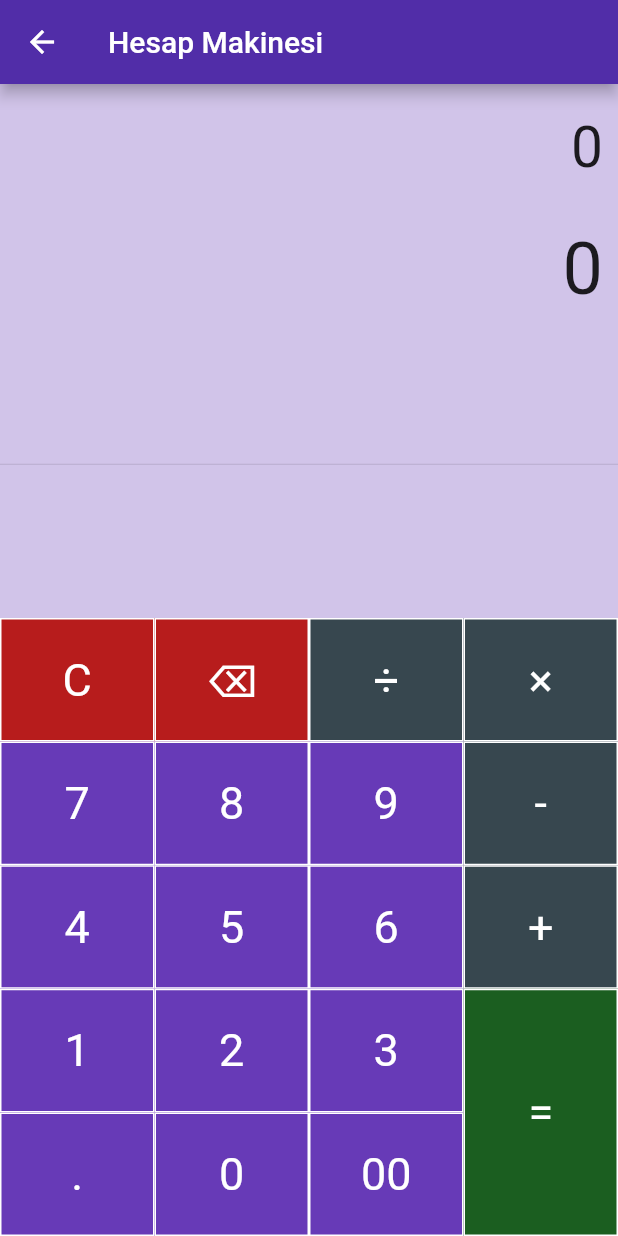
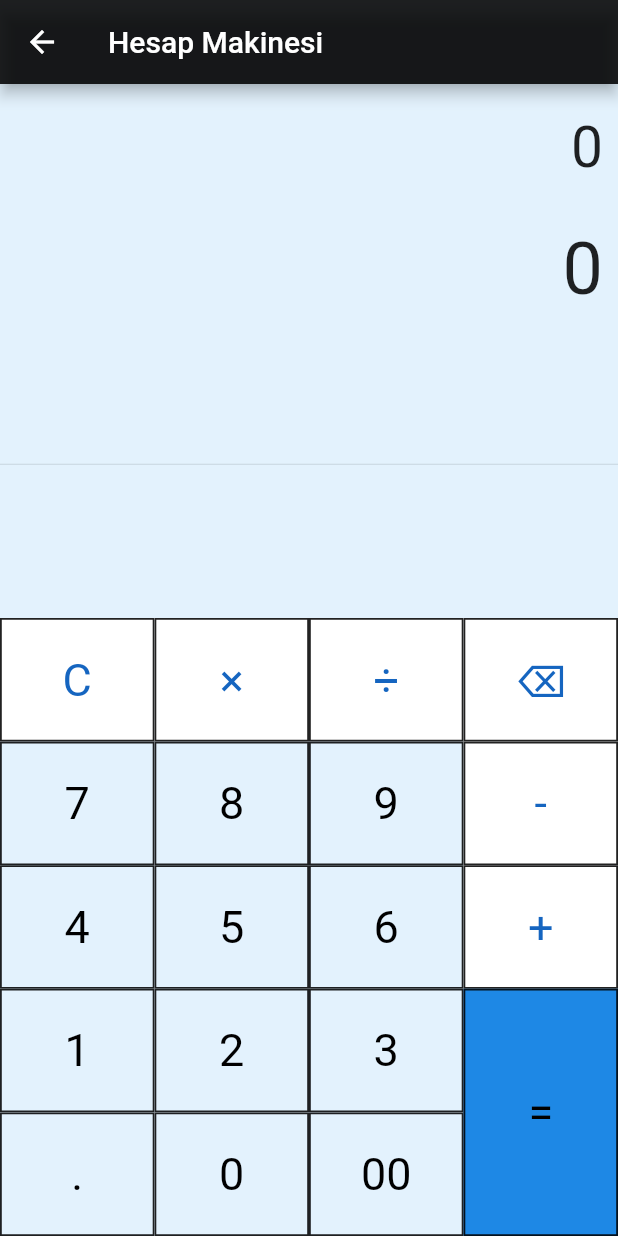
Before and after one commit to ozen242/vergi_hesaplama, a Flutter app: the screen it shows after launch, after a tap on "Hesap Makinesi", on a phone screen of 412 x 824 dp. Run offline on Flutter 3.47's test engine with Material 2 defaults, Android fonts, the phone set to English and light mode, and no system bars; our stand-ins replace math_expressions.

Commit message:
LAST VERSION

```diff
--- a/lib/main.dart
+++ b/lib/main.dart
@@ -14,7 +14,7 @@ class _MyAppState extends State<MyApp> {
   void initState() {
     super.initState();
     Future.delayed(Duration(seconds: 3), () {
-      Navigator.push(
+      Navigator.pushReplacement(
           context, MaterialPageRoute(builder: (context) => MainScreen()));
     });
   }
--- a/lib/mainscreen.dart
+++ b/lib/mainscreen.dart
@@ -11,10 +11,10 @@ class _MainScreenState extends State<MainScreen> {
   @override
   Widget build(BuildContext context) {
     return Scaffold(
-      backgroundColor: Colors.deepPurple[200],
+      backgroundColor: Colors.blue[50],
       appBar: AppBar(
         title: Text("KDV Hesaplama"),
-        backgroundColor: Colors.deepPurple[700],
+        backgroundColor: Colors.black87,
       ),
       body: Container(
         child: Center(
@@ -29,7 +29,7 @@ class _MainScreenState extends State<MainScreen> {
                       MaterialPageRoute(builder: (context) => CalculatorPage()),
                     );
                   },
-                  color: Colors.deepPurple[700],
+                  color: Colors.blue[900],
                   highlightColor: Colors.red[400],
                   textColor: Colors.white,
                   padding: EdgeInsets.fromLTRB(10, 10, 10, 10)),
@@ -43,7 +43,7 @@ class _MainScreenState extends State<MainScreen> {
                           builder: (context) => KDVCalculatorPage()),
                     );
                   },
-                  color: Colors.deepPurple[700],
+                  color: Colors.blue[900],
                   highlightColor: Colors.red[400],
                   textColor: Colors.white,
                   padding: EdgeInsets.fromLTRB(10, 10, 10, 10)),
--- a/lib/screens/calculator.dart
+++ b/lib/screens/calculator.dart
@@ -7,7 +7,7 @@ class Calculator extends StatelessWidget {
     return MaterialApp(
       debugShowCheckedModeBanner: false,
       title: 'Hesap Makinesi',
-      theme: ThemeData(primarySwatch: Colors.deepPurple),
+      // theme: ThemeData(primarySwatch: Colors.blue),
     );
   }
 }
@@ -76,7 +76,7 @@ class _CalculatorPageState extends State<CalculatorPage> {
           shape: RoundedRectangleBorder(
               borderRadius: BorderRadius.circular(0.0),
               side: BorderSide(
-                  color: Colors.white, width: 1, style: BorderStyle.solid)),
+                  color: Colors.black87, width: 1.2, style: BorderStyle.solid)),
           padding: EdgeInsets.all(12.0),
           onPressed: () => buttonPressed(buttonText),
           child: Text(
@@ -84,7 +84,28 @@ class _CalculatorPageState extends State<CalculatorPage> {
             style: TextStyle(
                 fontSize: 30.0,
                 fontWeight: FontWeight.normal,
-                color: Colors.white),
+                color: Colors.black),
+          )),
+    );
+  }
+   Widget buildButtonblue(
+      String buttonText, double buttonHeight, Color buttonColor) {
+    return Container(
+      height: MediaQuery.of(context).size.height * 0.1 * buttonHeight,
+      color: buttonColor,
+      child: FlatButton(
+          shape: RoundedRectangleBorder(
+              borderRadius: BorderRadius.circular(0.0),
+              side: BorderSide(
+                  color: Colors.black87, width: 1.2, style: BorderStyle.solid)),
+          padding: EdgeInsets.all(12.0),
+          onPressed: () => buttonPressed(buttonText),
+          child: Text(
+            buttonText,
+            style: TextStyle(
+                fontSize: 30.0,
+                fontWeight: FontWeight.normal,
+                color: Colors.blue[800]),
           )),
     );
   }
@@ -92,10 +113,9 @@ class _CalculatorPageState extends State<CalculatorPage> {
   @override
   Widget build(BuildContext context) {
     return Scaffold(
-      backgroundColor: Colors.deepPurple[100],
+      backgroundColor: Colors.blue[50],
       appBar: AppBar(
-          title: Text('Hesap Makinesi'),
-          backgroundColor: Colors.deepPurple[700]),
+          title: Text('Hesap Makinesi'), backgroundColor: Colors.black87),
       body: Column(
         children: <Widget>[
           Container(
@@ -115,9 +135,13 @@ class _CalculatorPageState extends State<CalculatorPage> {
             ),
           ),
           Expanded(
-            child: Divider(),
+            child: Divider(
+
+                //color: Colors.black,
                 ),
-          Row(
+          ),
+          Container(
+            child: Row(
               mainAxisAlignment: MainAxisAlignment.center,
               children: <Widget>[
                 Container(
@@ -125,29 +149,29 @@ class _CalculatorPageState extends State<CalculatorPage> {
                   child: Table(
                     children: [
                       TableRow(children: [
-                      buildButton("C", 1, Colors.red[900]),
-                      buildButton("⌫", 1, Colors.red[900]),
-                      buildButton("÷", 1, Colors.blueGrey[800]),
+                        buildButtonblue("C", 1, Colors.white),
+                        buildButtonblue("×", 1, Colors.white),
+                        buildButtonblue("÷", 1, Colors.white),
                       ]),
                       TableRow(children: [
-                      buildButton("7", 1, Colors.deepPurple[500]),
-                      buildButton("8", 1, Colors.deepPurple[500]),
-                      buildButton("9", 1, Colors.deepPurple[500]),
+                        buildButton("7", 1, Colors.blue[50]),
+                        buildButton("8", 1, Colors.blue[50]),
+                        buildButton("9", 1, Colors.blue[50]),
                       ]),
                       TableRow(children: [
-                      buildButton("4", 1, Colors.deepPurple[500]),
-                      buildButton("5", 1, Colors.deepPurple[500]),
-                      buildButton("6", 1, Colors.deepPurple[500]),
+                        buildButton("4", 1, Colors.blue[50]),
+                        buildButton("5", 1, Colors.blue[50]),
+                        buildButton("6", 1, Colors.blue[50]),
                       ]),
                       TableRow(children: [
-                      buildButton("1", 1, Colors.deepPurple[500]),
-                      buildButton("2", 1, Colors.deepPurple[500]),
-                      buildButton("3", 1, Colors.deepPurple[500]),
+                        buildButton("1", 1, Colors.blue[50]),
+                        buildButton("2", 1, Colors.blue[50]),
+                        buildButton("3", 1, Colors.blue[50]),
                       ]),
                       TableRow(children: [
-                      buildButton(".", 1, Colors.deepPurple[500]),
-                      buildButton("0", 1, Colors.deepPurple[500]),
-                      buildButton("00", 1, Colors.deepPurple[500]),
+                        buildButton(".", 1, Colors.blue[50]),
+                        buildButton("0", 1, Colors.blue[50]),
+                        buildButton("00", 1, Colors.blue[50]),
                       ]),
                     ],
                   ),
@@ -157,21 +181,22 @@ class _CalculatorPageState extends State<CalculatorPage> {
                   child: Table(
                     children: [
                       TableRow(children: [
-                      buildButton("×", 1, Colors.blueGrey[800]),
+                        buildButtonblue("⌫", 1, Colors.white),
                       ]),
                       TableRow(children: [
-                      buildButton("-", 1, Colors.blueGrey[800]),
+                        buildButtonblue("-", 1, Colors.white),
                       ]),
                       TableRow(children: [
-                      buildButton("+", 1, Colors.blueGrey[800]),
+                        buildButtonblue("+", 1, Colors.white),
                       ]),
                       TableRow(children: [
-                      buildButton("=", 2, Colors.green[900]),
+                        buildButton("=", 2, Colors.blue[600]),
                       ]),
                     ],
                   ),
-              )
+                ),
               ],
+            ),
           ),
         ],
       ),
--- a/lib/screens/kdv.dart
+++ b/lib/screens/kdv.dart
@@ -43,7 +43,7 @@ class _KDVCalculatorPageState extends State<KDVCalculatorPage> {
     return new Scaffold(
       // appBar: AppBar(
       //     title: Text('KDV Hesaplama'), backgroundColor: Colors.deepPurple[600]),
-      backgroundColor: Colors.deepPurple[100],
+      backgroundColor: Colors.blue[50],
       body: Container(
         height: MediaQuery.of(context).size.height * 0.85,
         child: SingleChildScrollView(
@@ -146,7 +146,7 @@ class _KDVCalculatorPageState extends State<KDVCalculatorPage> {
                     kdvDahilOraniniHesapla(tutar, kdvOrani);
                     kdvHaricOraniniHesapla(tutar, kdvOrani);
                   },
-                  color: Colors.blueGrey[800],
+                  color: Colors.green[600],
                   textColor: Colors.white,
                   padding: EdgeInsets.fromLTRB(10, 10, 10, 10))),
         ],
@@ -174,8 +174,8 @@ class _KDVCalculatorPageState extends State<KDVCalculatorPage> {
                     kdvController.text = "18";
                   });
                 },
-                color:
-                    pressAttention18 ? Colors.blueGrey[700] : Colors.deepPurple,
+                color:Colors.blue[900],
+
                 textColor: Colors.white,
                 padding: EdgeInsets.fromLTRB(10, 10, 10, 10)),
           ),
@@ -195,9 +195,8 @@ class _KDVCalculatorPageState extends State<KDVCalculatorPage> {
                     kdvController.text = "8";
                   });
                 },
-                color: pressAttention8
-                    ? Colors.blueGrey[600]
-                    : Colors.deepPurple[400],
+                color:Colors.blue[800],
+
                 textColor: Colors.white,
                 padding: EdgeInsets.fromLTRB(10, 10, 10, 10)),
           ),
@@ -217,9 +216,7 @@ class _KDVCalculatorPageState extends State<KDVCalculatorPage> {
                     kdvController.text = "1";
                   });
                 },
-                color: pressAttention1
-                    ? Colors.blueGrey[500]
-                    : Colors.deepPurple[300],
+                color: Colors.blue[700],
                 textColor: Colors.white,
                 padding: EdgeInsets.fromLTRB(10, 10, 10, 10)),
           ),
@@ -239,17 +236,15 @@ class _KDVCalculatorPageState extends State<KDVCalculatorPage> {
             enabledBorder: OutlineInputBorder(
               borderRadius: BorderRadius.circular(5),
               borderSide: BorderSide(
-                color: Colors.deepPurple,
+                color: Colors.black54,
                 width: 2.0,
               ),
             ),
             labelText: 'KDV Oranını Girin', //Matrah hesaplaması için
             labelStyle: TextStyle(
-                color: myFocusNode.hasFocus
-                    ? Colors.deepPurple
-                    : Colors.grey[700]),
+                color: myFocusNode.hasFocus ? Colors.black : Colors.black),
             focusedBorder: OutlineInputBorder(
-                borderSide: BorderSide(color: Colors.grey[700], width: 2.0)),
+                borderSide: BorderSide(color: Colors.black87, width: 2.0)),
           ),
           onChanged: (text) {
             setState(() {
@@ -276,12 +271,10 @@ class _KDVCalculatorPageState extends State<KDVCalculatorPage> {
 
             enabledBorder: OutlineInputBorder(
                 borderRadius: BorderRadius.circular(5),
-                borderSide: BorderSide(color: Colors.deepPurple, width: 2.0)),
+                borderSide: BorderSide(color: Colors.black87, width: 2.0)),
             labelText: 'Tutarı Girin',
             labelStyle: TextStyle(
-                color: myFocusNode.hasFocus
-                    ? Colors.deepPurple
-                    : Colors.grey[700]),
+                color: myFocusNode.hasFocus ? Colors.black : Colors.black),
 
             focusedBorder: OutlineInputBorder(
                 borderSide: BorderSide(color: Colors.grey[700], width: 2.0)),
```
Lines whose indentation alone changed are shown as unchanged.
